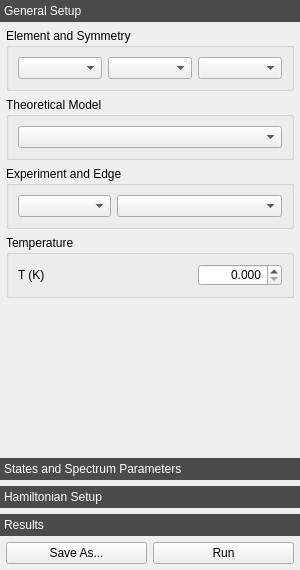
First picture: the form in crispy/resources/gui/uis/quanty.ui, repository mretegan/crispy, before the edit.
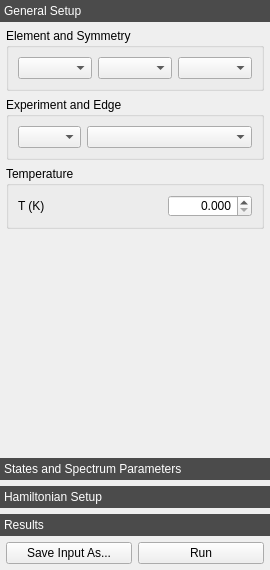
Second picture: the form after the edit. Icons and pictures are not drawn. Custom widgets are drawn as their Qt base class.

What changed in the file:
```diff
--- a/crispy/resources/gui/uis/quanty.ui
+++ b/crispy/resources/gui/uis/quanty.ui
@@ -6,7 +6,7 @@
    <rect>
     <x>0</x>
     <y>0</y>
-    <width>300</width>
+    <width>270</width>
     <height>570</height>
    </rect>
   </property>
@@ -18,7 +18,7 @@
   </property>
   <property name="minimumSize">
    <size>
-    <width>290</width>
+    <width>270</width>
     <height>300</height>
    </size>
   </property>
@@ -68,7 +68,7 @@
         <rect>
          <x>0</x>
          <y>0</y>
-         <width>300</width>
+         <width>270</width>
          <height>394</height>
         </rect>
        </property>
@@ -127,25 +127,6 @@
           </layout>
          </widget>
         </item>
-        <item>
-         <widget class="QGroupBox" name="modelGroupBox">
-          <property name="title">
-           <string>Theoretical Model</string>
-          </property>
-          <layout class="QHBoxLayout" name="_7">
-           <item>
-            <widget class="ComboBox" name="modelComboBox">
-             <property name="sizePolicy">
-              <sizepolicy hsizetype="Ignored" vsizetype="Fixed">
-               <horstretch>0</horstretch>
-               <verstretch>0</verstretch>
-              </sizepolicy>
-             </property>
-            </widget>
-           </item>
-          </layout>
-         </widget>
-        </item>
         <item>
          <widget class="QGroupBox" name="experimentGroupBox">
           <property name="title">
@@ -773,22 +754,40 @@
        <number>6</number>
       </property>
       <item>
-       <widget class="QPushButton" name="saveAsPushButton">
+       <widget class="QPushButton" name="saveInputAsPushButton">
+        <property name="sizePolicy">
+         <sizepolicy hsizetype="Ignored" vsizetype="Fixed">
+          <horstretch>0</horstretch>
+          <verstretch>0</verstretch>
+         </sizepolicy>
+        </property>
         <property name="toolTip">
          <string>Save a Quanty input file</string>
         </property>
         <property name="text">
-         <string>Save As...</string>
+         <string>Save Input As...</string>
         </property>
         <property name="icon">
          <iconset>
           <normalon>../icons/save.svg</normalon>
          </iconset>
         </property>
+        <property name="iconSize">
+         <size>
+          <width>16</width>
+          <height>16</height>
+         </size>
+        </property>
        </widget>
       </item>
       <item>
-       <widget class="QPushButton" name="runPushButton">
+       <widget class="QPushButton" name="calculationPushButton">
+        <property name="sizePolicy">
+         <sizepolicy hsizetype="Ignored" vsizetype="Fixed">
+          <horstretch>0</horstretch>
+          <verstretch>0</verstretch>
+         </sizepolicy>
+        </property>
         <property name="toolTip">
          <string>Run Quanty</string>
         </property>
@@ -800,6 +799,12 @@
           <normalon>../icons/play.svg</normalon>
          </iconset>
         </property>
+        <property name="iconSize">
+         <size>
+          <width>16</width>
+          <height>16</height>
+         </size>
+        </property>
         <property name="checkable">
          <bool>false</bool>
         </property>
```
Left out of the diff: 48 changed lines with no effect on the pictures.
